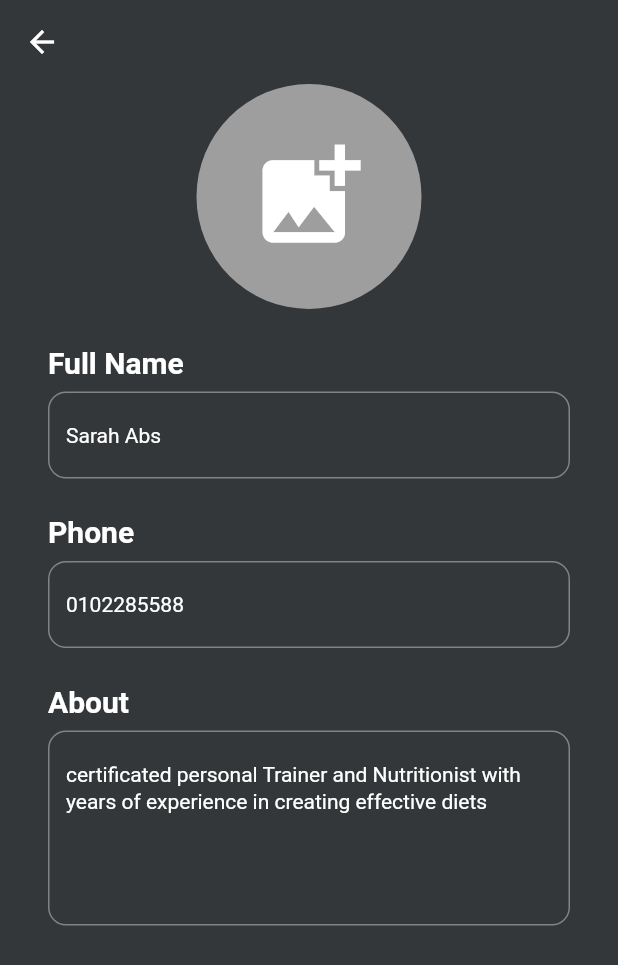
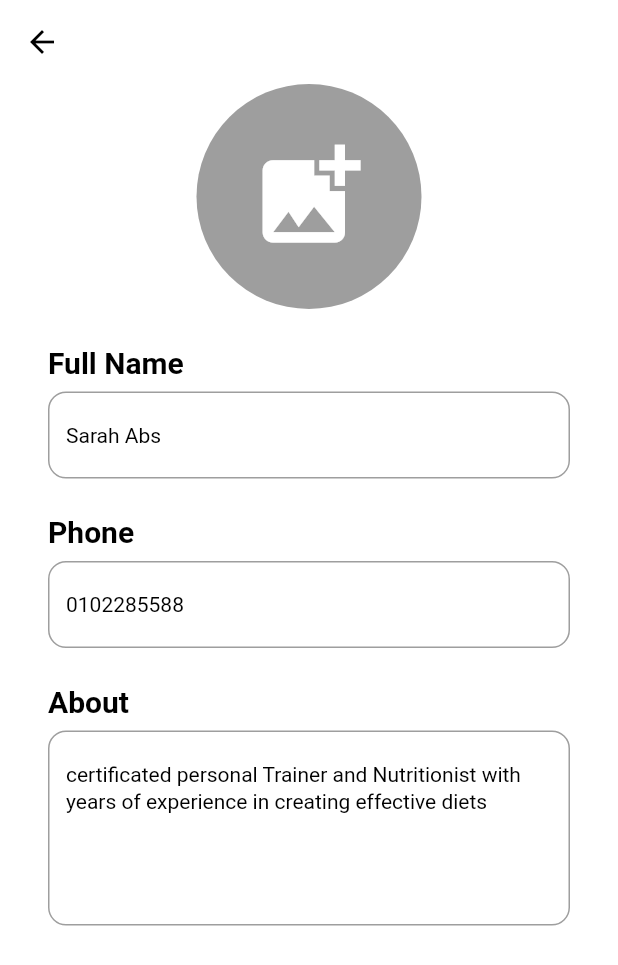
Before and after one commit to AhmedElhenidy/save_cost, a Flutter app: the Profile screen opened directly, after a tap on the "edit" icon, on a phone screen of 412 x 824 dp. Shown: the top 965 px of the screen. Run offline on Flutter 3.47's test engine with Material 2 defaults, Android fonts, the light colour scheme and no system bars; our stand-ins replace carousel_slider, cloud_firestore, firebase_auth, firebase_core, flutter_bloc, flutter_rating_bar and 5 more; missing offline and left inert: switcher; accounts and stored records are empty; network calls fail.

Commit message:
finishing app part 5

```diff
--- a/lib/main.dart
+++ b/lib/main.dart
@@ -178,7 +178,7 @@ class MyApp extends StatelessWidget {
                 ),
               ),
             ),
-            themeMode:AppCubit.get(context).isDark ? ThemeMode.dark : ThemeMode.light,
+            themeMode:AppCubit.get(context).isDark ? ThemeMode.light : ThemeMode.dark,
             //theme:themeModel.isDarkMode? ThemeData.dark():ThemeData.light(),
 
             home:
--- a/lib/presentation/ui/product_details_screen.dart
+++ b/lib/presentation/ui/product_details_screen.dart
@@ -103,7 +103,8 @@ class _ProductDetailsScreenState extends State<ProductDetailsScreen> {
                 mainAxisAlignment: MainAxisAlignment.spaceBetween,
                 children: [
                   Text (
-                      widget.myProduct.name! + '\t  -  '+widget.myProduct.color!,
+                      widget.myProduct.name! + '\n'
+                          ''+widget.myProduct.color!,
                     style: TextStyle(
                       fontSize: 15,
 
@@ -159,9 +160,10 @@ class _ProductDetailsScreenState extends State<ProductDetailsScreen> {
               Row(
                 children: [
                   Column(
+
                     children: [
                       Text(
-                        'Color',
+                        'Color  ',
                       ),
                       Container(
 
--- a/lib/presentation/ui/shop_app/categories/categories_screen.dart
+++ b/lib/presentation/ui/shop_app/categories/categories_screen.dart
@@ -57,7 +57,8 @@ class CategoriesScreen extends StatelessWidget {
                     onTap: (){
                       Navigator.push(context, MaterialPageRoute(builder: (ctx)=>AllProductsScreen(categories[index].id??"1")));
                     },
-                    child: Row(
+                    child: Row
+                      (
                       children:
                       [
                         Image(
--- a/lib/presentation/ui/shop_app/favorites/favorites_screen.dart
+++ b/lib/presentation/ui/shop_app/favorites/favorites_screen.dart
@@ -94,6 +94,7 @@ class _FavoritesScreenState extends State<FavoritesScreen> {
         padding: const EdgeInsets.all(20.0),
         child: Container(
           height: 120.0,
+
           child: Row(
             //crossAxisAlignment: CrossAxisAlignment.start,
             children: [
@@ -142,7 +143,7 @@ class _FavoritesScreenState extends State<FavoritesScreen> {
                     SizedBox(height: 5,),
                     Text(
                       product.description??"",
-                      maxLines: 2,
+                      maxLines: 1,
                       style: Theme.of(context).textTheme.subtitle1,
                       overflow: TextOverflow.ellipsis,
                     ),
--- a/lib/presentation/ui/shop_app/products/all_products_screen.dart
+++ b/lib/presentation/ui/shop_app/products/all_products_screen.dart
@@ -154,7 +154,7 @@ class _AllProductsScreenState extends State<AllProductsScreen> {
         Padding(
           padding: const EdgeInsets.all(12.0),
           child: Container(
-            height: 300,
+            //height: 350,
             width: MediaQuery.of(context).size.width,
             child: GridView.builder(
               scrollDirection:Axis.vertical,
@@ -163,7 +163,7 @@ class _AllProductsScreenState extends State<AllProductsScreen> {
                 crossAxisCount: 2,
                 mainAxisSpacing: 1.0,
                 crossAxisSpacing: 16.0,
-                childAspectRatio: 1/1.2,
+                childAspectRatio: 1/1.3,
               ),
 
 
--- a/lib/sharing_cost_screens/profile/profile.dart
+++ b/lib/sharing_cost_screens/profile/profile.dart
@@ -23,19 +23,19 @@ class Profile extends StatefulWidget {
 
 class _ProfileState extends State<Profile> {
 
-  //List<UserModel> users = [] ;
+  List<UserModel> users = [] ;
   @override
   Widget build(BuildContext context) {
     final user = UserPreferences.myUser;
-    final UserModel myUser;
-     List<UserModel> users= [] ;
+
     return Scaffold(
       appBar: AppBar(
         elevation: 4,
         title: Text('Profile',),
          backgroundColor: Theme.of(context).scaffoldBackgroundColor,
       ),
-      body:ListView(
+      body:Container(
+        child: ListView(
            physics: BouncingScrollPhysics(),
           children: [
             SizedBox(height: 10,),
@@ -59,44 +59,82 @@ class _ProfileState extends State<Profile> {
 
           ],
         ),
-
-
-
+      ),
+      // FutureBuilder<QuerySnapshot>(
+      //   future: FirebaseFirestore.instance.collection("users").get(),
+      //
+      //   builder: (BuildContext context, AsyncSnapshot<QuerySnapshot> snapshot) {
+      //     switch(snapshot.connectionState)
+      //     {
+      //       case ConnectionState.none:
+      //         return SizedBox();
+      //       case ConnectionState.waiting:
+      //         return Center(
+      //           child: Text("Loading...."),
+      //         );
+      //       case ConnectionState.active:
+      //         return SizedBox();
+      //       case ConnectionState.done:
+      //         log("${snapshot.data?.docs.length.toString()}");
+      //         users.clear();
+      //         snapshot.data?.docs.forEach((element) {
+      //           log(element["id"]);
+      //           users.add(UserModel.fromJson(element));
+      //         });
+      //         return  ListView.separated(
+      //
+      //           physics: BouncingScrollPhysics(),
+      //           separatorBuilder: (BuildContext context, int index) {
+      //             return
+      //                 SizedBox();
+      //           },
+      //           itemBuilder: (BuildContext context, int index) {
+      //             return Container(
+      //               child: Column(
+      //                 // physics: BouncingScrollPhysics(),
+      //                 children: [
+      //                   SizedBox(height: 10,),
+      //                   ProfileWidget(
+      //                     imagePath: user.imagePath,
+      //                     onClicked: () async {
+      //                       Navigator.of(context).push(
+      //                         MaterialPageRoute(builder: (context)=> EditingProfilePage()),
+      //                       );
+      //                     },
+      //                   ),
+      //                   const SizedBox(height: 24,),
+      //                   buildName(user),
+      //                   const SizedBox(height: 24,),
+      //                   NumbersWidget(),
+      //                   const SizedBox(height: 24,),
+      //                   buildAbout(user),
+      //
+      //
+      //
+      //
+      //                 ],
+      //               ),
+      //             );
+      //           },
+      //           itemCount: users.length,
+      //
+      //         ) ;
+      //
+      //
+      //
+      //
+      //
+      //     }
+      //   },
+      // ),
 
     );
   }
  // final UserModel myUser;
-  List<UserModel> users= [] ;
+  //List<UserModel> users= [] ;
   //widget.myUsers.userName
-  Widget buildName(User user) =>   Column(
-    children:
-    [
-      Text(
-        //myUser.userName!,
-        //"${users[index].userName}",
-        user.name,
-        style: TextStyle(
-          fontWeight: FontWeight.bold,
-          fontSize:30,
-        ),
-      ),
-      const SizedBox(height: 4.0,),
-      Text(
-        user.phone,
-        style: Theme.of(context).textTheme.bodyText1,
-      ),
-      const SizedBox(height: 4.0,),
-      Text(
-        user.email,
-        style: TextStyle(
-          color: Colors.grey,
-
-        ),
-      ),
-
-    ],
-  );
-      // ListView.separated(
+  Widget buildName(User user) =>
+  //     ListView.separated(
   //
   //   itemBuilder: (BuildContext context, int index) {
   //     return Column(
@@ -129,9 +167,38 @@ class _ProfileState extends State<Profile> {
   //     );
   //   },
   //   separatorBuilder: (BuildContext context, int index) { return SizedBox();  },
-      //   itemCount: 1,
+  //   itemCount: users.length,
   //
   // );
+      Column(
+    children:
+    [
+      Text(
+        //myUser.userName!,
+        //"${users[index].userName}",
+        user.name,
+        style: TextStyle(
+          fontWeight: FontWeight.bold,
+          fontSize:30,
+        ),
+      ),
+      const SizedBox(height: 4.0,),
+      Text(
+        user.phone,
+        style: Theme.of(context).textTheme.bodyText1,
+      ),
+      const SizedBox(height: 4.0,),
+      Text(
+        user.email,
+        style: TextStyle(
+          color: Colors.grey,
+
+        ),
+      ),
+
+    ],
+  );
+
 
 
 
@@ -177,7 +244,6 @@ Widget buildAbout (User user)=>Container(
 );
 }
 
-
 // call user
 class User {
   final String imagePath;
```
Also changed, not shown: lib/presentation/ui/shop_app/products/products_screen.dart (+6 -2 lines). Lines whose indentation alone changed are shown as unchanged.
